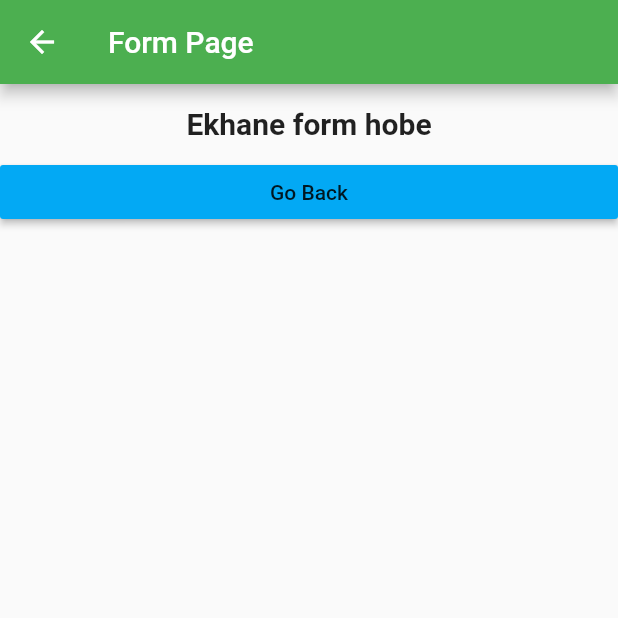
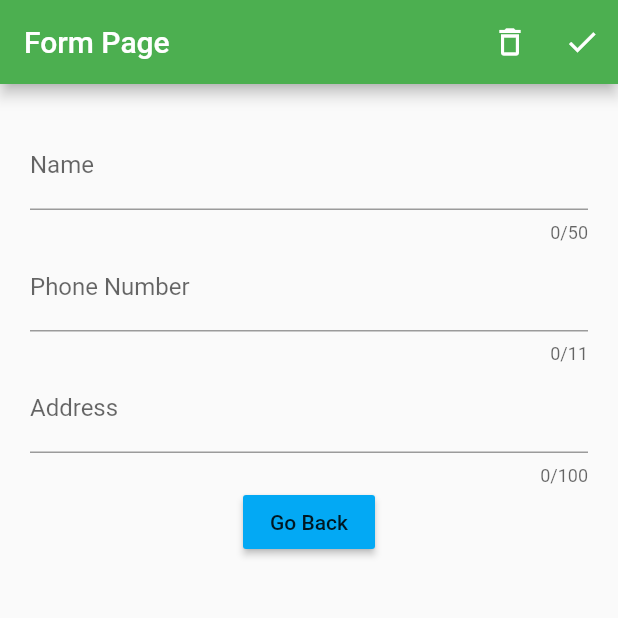
Before and after one commit to Azimul-Haque/flutter-onesignal, a Flutter app: the FormPage screen opened directly, on a phone screen of 412 x 824 dp, the top half of it. Run offline on Flutter 3.47's test engine with Material 2 defaults, Android fonts, the phone set to English and light mode, and no system bars; our stand-ins replace fluttertoast, shared_preferences; accounts and stored records are empty; network calls fail.

Commit message:
KJKLJ89798

```diff
--- a/lib/pages/form.dart
+++ b/lib/pages/form.dart
@@ -1,4 +1,5 @@
 import 'package:flutter/material.dart';
+import 'package:fluttertoast/fluttertoast.dart';
 
 class FormPage extends StatefulWidget {
   @override
@@ -6,24 +7,115 @@ class FormPage extends StatefulWidget {
 }
 
 class _FormPageState extends State<FormPage> {
+
+  var formKey = GlobalKey<FormState>();
+  _showToast(String textToast) {
+    Fluttertoast.showToast(
+      msg: textToast,
+      backgroundColor: Colors.black54,
+      textColor: Colors.white,
+    );
+  }
+
+  var nameController = TextEditingController();
+  var phoneController = TextEditingController();
+  var addressController = TextEditingController();
+
+  var name, phone, address;
+
+  void handleSubmit() {
+    if(formKey.currentState.validate()) {
+      formKey.currentState.save();
+      // do the rest
+      print("Name is: ${this.name}");
+      this._showToast('Form Saved');
+      Navigator.pop(context);
+    }
+  }
+  void handleReset() {
+    nameController.clear();
+    phoneController.clear();
+    addressController.clear();
+  }
+
   @override
   Widget build(BuildContext context) {
     return Scaffold(
-      appBar: AppBar(title: Text("Form Page")),
+      appBar: AppBar(
+        title: Text("Form Page"),
+        automaticallyImplyLeading: false,
+        actions: <Widget>[
+          IconButton(
+            icon: Icon(Icons.delete_outline),
+            onPressed: () async{
+              handleReset();
+              _showToast('Form Cleared.');
+            },
+            tooltip: "Clear Form",
+          ),
+          IconButton(
+            icon: Icon(Icons.check),
+            onPressed: () async{
+              handleSubmit();
+            },
+            tooltip: "Save",
+          ),
+        ],
+      ),
       body: ListView(children: <Widget>[
         SizedBox(height: 5,),
         Column(
           children: <Widget>[
             Padding(
-              padding: EdgeInsets.all(10),
-              child: Column(
-
-                children: <Widget>[
-                  Text("Ekhane form hobe", style: TextStyle(fontSize: 20, fontWeight: FontWeight.bold),),
-                ],
-              )
-            )
-          ],
+              padding: EdgeInsets.all(20),
+              child: Form(
+                key: formKey,
+                child: Column(children: <Widget>[
+                  TextFormField(
+                    controller: nameController,
+                    maxLength: 50,
+                    decoration: InputDecoration(
+                      labelText: "Name",
+                    ),
+                    validator: (value) {
+                      if(value.length == 0) {
+                        return "Name is required";
+                      }
+                    },
+                    onSaved: (value) {
+                      this.name = value;
+                    },
+                  ),
+                  TextFormField(
+                    controller: phoneController,
+                    keyboardType: TextInputType.number,
+                    maxLength: 11,
+                    decoration: InputDecoration(
+                      labelText: "Phone Number",
+                    ),
+                    validator: (value) {
+                      if(value.length < 11) {
+                        return "Phone Number must be 11 digits";
+                      }
+                    },
+                    onSaved: (value) {
+                      this.phone = value;
+                    },
+                  ),
+                  TextFormField(
+                    controller: addressController,
+                    maxLength: 100,
+                    decoration: InputDecoration(
+                      labelText: "Address",
+                    ),
+                    validator: (value) {
+                      if(value.length == 0) {
+                        return "Address is required";
+                      }
+                    },
+                    onSaved: (value) {
+                      this.address = value;
+                    },
                   ),
                   RaisedButton(
                     child: Text("Go Back"),
@@ -31,10 +123,15 @@ class _FormPageState extends State<FormPage> {
                     hoverElevation: 5,
                     onPressed: () {
                       setState(() {
+                        _showToast('Form Saved');
                         Navigator.pop(context);
-              _showToast("ফিরে যাওয়া হলো!");
                       });
                     },
+                  ),
+                ],),
+              ),
+            ),
+          ],
         ),
       ],)
     );
```
Lines whose indentation alone changed are shown as unchanged.
